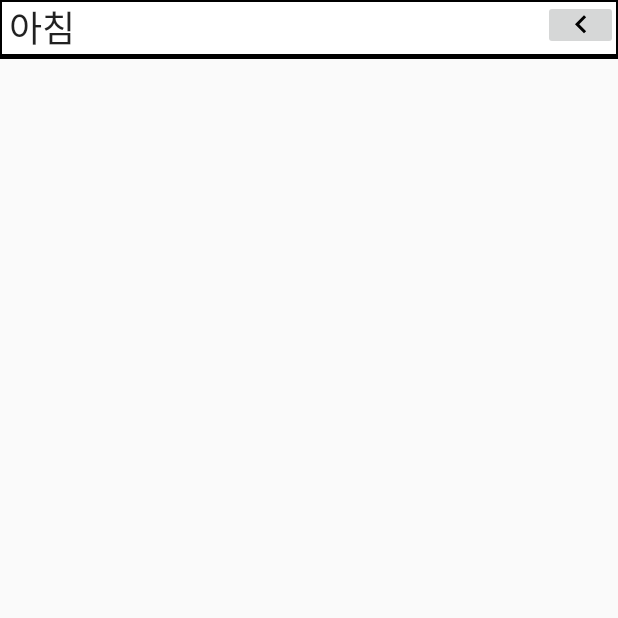
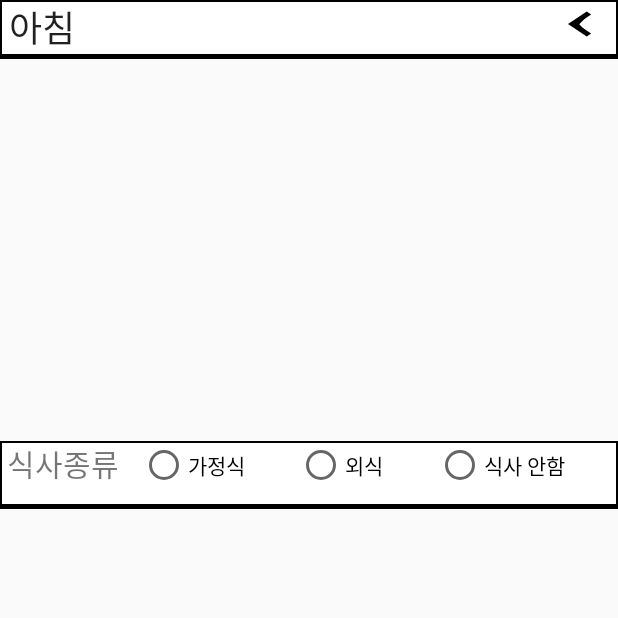
Before and after one commit to u0jin/Androiod-study-My.local, an Android app: the Breakfast screen opened directly, with no data from a screen before it, on a phone screen of 412 x 824 dp, the top half of it. Run offline under Robolectric (Android 15) with nearby library versions, the phone set to English and light mode, and no system bars.

Commit message:
backBtn 수정 & radioBtn 생성

```diff
--- a/Hanium_chart/app/src/main/java/com/example/yujin/hanium_chart/Breakfast.java
+++ b/Hanium_chart/app/src/main/java/com/example/yujin/hanium_chart/Breakfast.java
@@ -13,12 +13,11 @@ public class Breakfast extends AppCompatActivity {
         super.onCreate(savedInstanceState);
         setContentView(R.layout.breakfast);
 
-
     }
 
-    public void backBtnClick(View v){
-        Toast.makeText(this, "Back button pressed.", Toast.LENGTH_SHORT).show();
-
+    public void backBtn(View v){
+        Intent myIntent=new Intent(getApplicationContext(),update.class);
+        startActivity(myIntent);
     }
 
 
--- a/Hanium_chart/app/src/main/java/com/example/yujin/hanium_chart/MainActivity.java
+++ b/Hanium_chart/app/src/main/java/com/example/yujin/hanium_chart/MainActivity.java
@@ -14,7 +14,7 @@ public class MainActivity extends AppCompatActivity {
     public void updateBtn(View v){
         Intent myIntent=new Intent(getApplicationContext(),update.class);
         startActivity(myIntent);
-        finish();
+
     }
 
 }
--- a/Hanium_chart/app/src/main/java/com/example/yujin/hanium_chart/update.java
+++ b/Hanium_chart/app/src/main/java/com/example/yujin/hanium_chart/update.java
@@ -1,5 +1,6 @@
 package com.example.yujin.hanium_chart;
 
+import android.content.Intent;
 import android.os.Bundle;
 import android.support.v7.app.AppCompatActivity;
 import android.view.View;
@@ -13,12 +14,14 @@ public class update extends AppCompatActivity {
         setContentView(R.layout.update);
     }
     public void closeBtnClick(View v){
-        Toast.makeText(getApplicationContext(),"되돌아가기 버튼이 눌렸습니다.",Toast.LENGTH_LONG);
-        finish(); //이전 화면 돌아가기
+        Intent myIntent=new Intent(getApplicationContext(),MainActivity.class);
+        startActivity(myIntent);
 
     }
     public void BreakfastBtnClick(View v){
-        setContentView(R.layout.breakfast);
+        Intent myIntent=new Intent(getApplicationContext(),Breakfast.class);
+        startActivity(myIntent);
+
     }
 
 }
--- /dev/null
+++ b/Hanium_chart/app/src/main/res/drawable/backbtn_action.xml
@@ -0,0 +1,19 @@
+<?xml version="1.0" encoding="utf-8"?>
+
+<selector  xmlns:android="http://schemas.android.com/apk/res/android">
+
+
+    <item android:state_pressed="true" android:drawable="@drawable/ic_keyboard_arrow_left_black_24dp" />
+
+    <!--   눌린 후 버튼이미지 파일명을 써준다.-->
+
+    <!-- pressed -->
+
+
+    <item android:drawable="@drawable/ic_keyboard_arrow_left_black_24dp" />
+
+    <!--  눌리기 전 버튼이미지 파일명을 써준다..-->
+
+    <!-- default -->
+
+</selector>
--- a/Hanium_chart/app/src/main/res/layout/breakfast.xml
+++ b/Hanium_chart/app/src/main/res/layout/breakfast.xml
@@ -24,8 +24,62 @@
         android:layout_height="33dp"
         android:layout_alignParentEnd="true"
         android:layout_alignParentTop="true"
-        android:onClick="backBtnClick"
-        android:src="@drawable/ic_keyboard_arrow_left_black_24dp" />
+        android:onClick="backBtn"
+        android:background="@drawable/backbtn_action"
+        android:src="@drawable/backbtn_action" />
+
+
+    <LinearLayout
+        android:layout_width="match_parent"
+        android:layout_height="530dp"
+        android:layout_alignParentBottom="true"
+        android:layout_alignParentStart="true"
+        android:orientation="vertical">
+
+        <LinearLayout
+            android:layout_width="match_parent"
+            android:layout_height="46dp"
+            android:orientation="horizontal"
+            android:background="@drawable/black">
+
+            <TextView
+                android:id="@+id/mealTypeTextView"
+                android:layout_width="wrap_content"
+                android:layout_height="match_parent"
+                android:text=" 식사종류   "
+                android:textSize="20dp" />
+
+            <RadioGroup
+                android:layout_width="match_parent"
+                android:layout_height="wrap_content"
+                android:orientation="horizontal">
+
+                <RadioButton
+                    android:layout_width="wrap_content"
+                    android:layout_height="wrap_content"
+                    android:layout_weight="1"
+                    android:checked="false"
+                    android:text="가정식" />
+
+                <RadioButton
+                    android:layout_width="wrap_content"
+                    android:layout_height="wrap_content"
+                    android:layout_weight="1"
+                    android:checked="false"
+                    android:text="외식" />
+
+                <RadioButton
+                    android:layout_width="wrap_content"
+                    android:layout_height="wrap_content"
+                    android:layout_weight="1"
+                    android:checked="false"
+                    android:text="식사 안함" />
+
+
+            </RadioGroup>
+        </LinearLayout>
+    </LinearLayout>
+
 
 
 </RelativeLayout>
```
